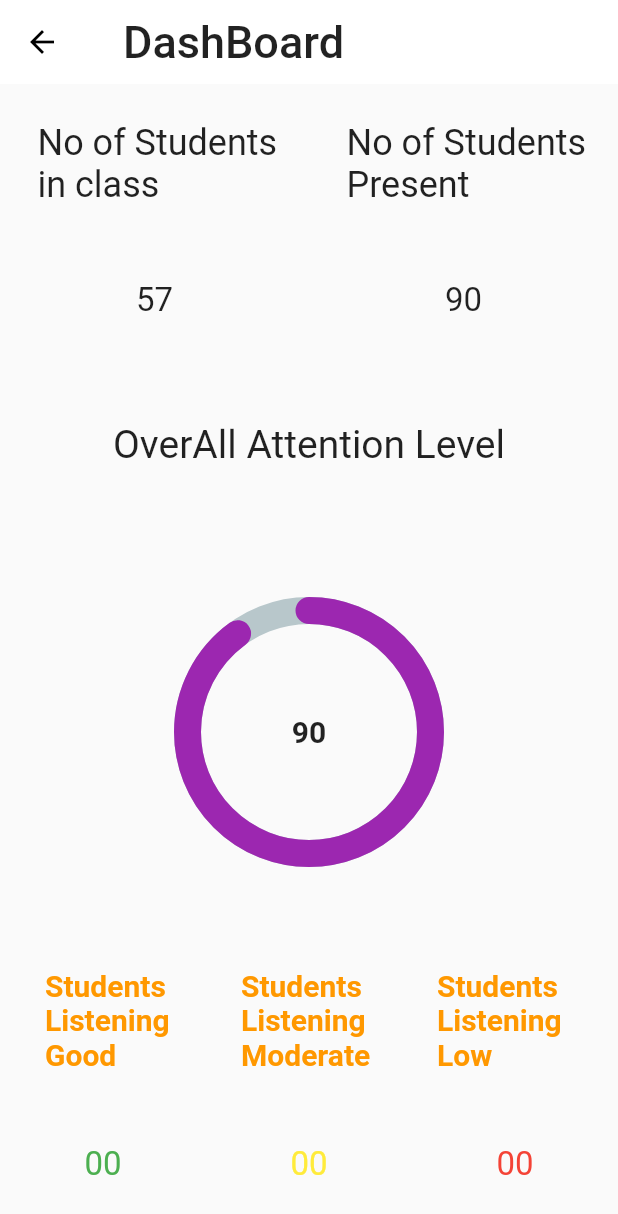
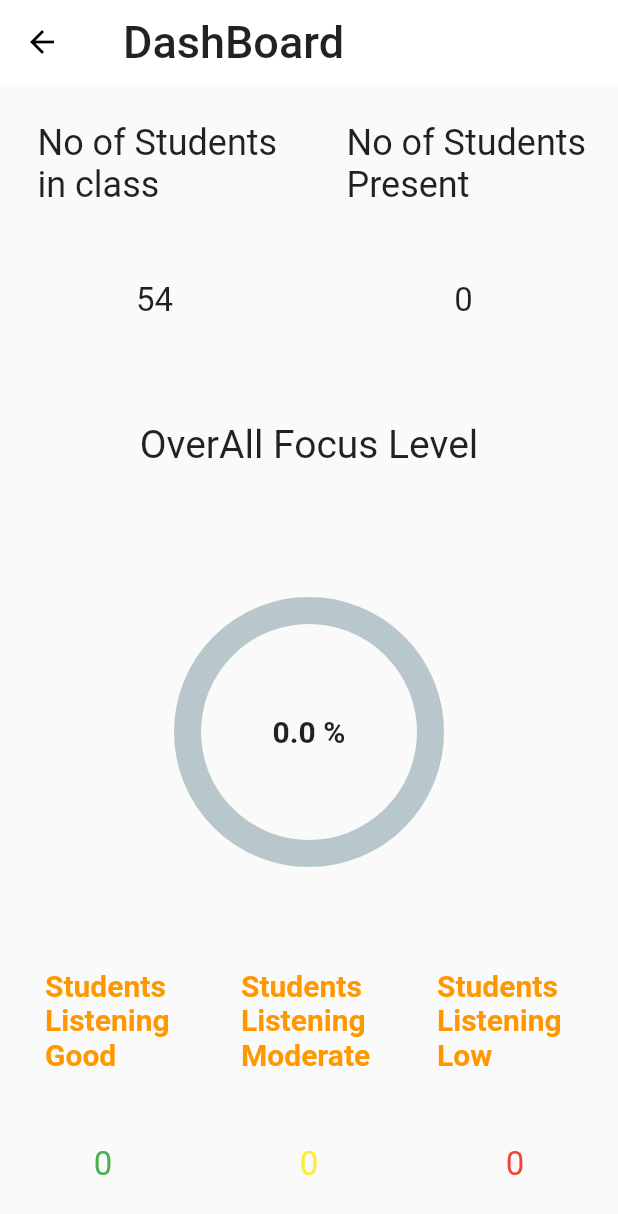
Before and after one commit to Dhanushkumar-M/Attention_Monitor_Staff_Module, a Flutter app: the Dashboard screen opened directly, on a phone screen of 412 x 824 dp. Shown: the top 1214 px of the screen. Run offline on Flutter 3.47's test engine with Material 2 defaults, Android fonts, the phone set to English and light mode, and no system bars; drawn by our look-alikes of percent_indicator; our stand-ins replace firebase_auth, firebase_core, firebase_database, flutter_signin_button, google_sign_in; accounts and stored records are empty.

Commit message:
Total Completion

```diff
--- a/lib/Constant/Constant.dart
+++ b/lib/Constant/Constant.dart
@@ -2,3 +2,5 @@ String ANIMATED_SPLASH = '/SplashScreen', HOME_SCREEN = '/HomePage';
 // PHOTO_CONTAINER_SCREEN = '/PhotoContainerScreen',
 //VIDEO_CONTAINER_SCREEN = '/VideoContainerScreen',
 //ALBUM_CONTAINER_SCREEN = '/AlbumContainerScreen';
+int count = 0;
+var data = [];
--- a/lib/Screens/Dashborad.dart
+++ b/lib/Screens/Dashborad.dart
@@ -1,7 +1,6 @@
+import 'package:authentification/Constant/Constant.dart';
 import 'package:firebase_database/firebase_database.dart';
 import 'package:flutter/material.dart';
-import 'package:firebase_auth/firebase_auth.dart';
-
 import 'package:percent_indicator/percent_indicator.dart';
 
 class Dashboard extends StatefulWidget {
@@ -9,14 +8,75 @@ class Dashboard extends StatefulWidget {
   _DashboardState createState() => _DashboardState();
 }
 
+final reference = FirebaseDatabase.instance.reference().child('DataStore');
+
 class _DashboardState extends State<Dashboard> {
-  DatabaseReference reference =
-      FirebaseDatabase.instance.reference().child('DataStore');
-  List<Map<dynamic, dynamic>> lists = [];
+  int att = 0, medi = 0;
 
-  int stdPresent = 90;
-  int stdClass = 0;
-  int good, low, medium = 0;
+  @override
+  void initState() {
+    super.initState();
+  }
+
+  double overall() {
+    int att = 0, medi = 0;
+    for (int i = 0; i < data.length; i++) {
+      if (int.parse(data[i]["attention_Level"]) > 0) {
+        att += int.parse(data[i]["attention_Level"]);
+      }
+    }
+    for (int i = 0; i < data.length; i++) {
+      if (int.parse(data[i]["meditation_Level"]) > 0) {
+        medi += int.parse(data[i]["meditation_Level"]);
+      }
+    }
+    double mean = (att + medi) / 4;
+
+    return mean;
+  }
+
+  int Good() {
+    int counter = 0;
+    for (int i = 0; i < data.length; i++) {
+      if (int.parse(data[i]["attention_Level"]) +
+              int.parse(data[i]["meditation_Level"]) >
+          120) {
+        counter += 1;
+      }
+    }
+    return counter;
+  }
+
+  int Medium() {
+    int counter = 0;
+    for (int i = 0; i < data.length; i++) {
+      if ((int.parse(data[i]["attention_Level"]) +
+                  int.parse(data[i]["meditation_Level"])) >
+              80 &&
+          (int.parse(data[i]["attention_Level"]) +
+                  int.parse(data[i]["meditation_Level"])) <
+              120) {
+        counter += 1;
+      }
+    }
+    return counter;
+  }
+
+  int Low() {
+    int counter = 0;
+    for (int i = 0; i < data.length; i++) {
+      if (int.parse(data[i]["attention_Level"]) +
+              int.parse(data[i]["meditation_Level"]) <
+          80) {
+        counter += 1;
+      }
+    }
+    return counter;
+  }
+
+  int stdPresent = count;
+  int stdClass = 54;
+
   @override
   Widget build(BuildContext context) {
     return SafeArea(
@@ -67,7 +127,7 @@ class _DashboardState extends State<Dashboard> {
                   Expanded(
                       child: Center(
                     child: Text(
-                      "57",
+                      stdClass.toString(),
                       style: TextStyle(fontSize: 22),
                     ),
                   )),
@@ -84,7 +144,7 @@ class _DashboardState extends State<Dashboard> {
                 child: Container(
                   alignment: Alignment.bottomLeft,
                   child: Center(
-                    child: Text('OverAll Attention Level',
+                    child: Text('OverAll Focus Level',
                         style: TextStyle(
                           fontSize: 26,
                         )),
@@ -98,9 +158,9 @@ class _DashboardState extends State<Dashboard> {
                   radius: 180.0,
                   lineWidth: 18.0,
                   animation: true,
-                  percent: stdPresent / 100,
+                  percent: overall() / 100,
                   center: new Text(
-                    stdPresent.toString(),
+                    overall().toString() + " %",
                     style: new TextStyle(
                         fontWeight: FontWeight.bold, fontSize: 20.0),
                   ),
@@ -159,21 +219,21 @@ class _DashboardState extends State<Dashboard> {
                   Expanded(
                       child: Center(
                     child: Text(
-                      "00",
+                      Good().toString(),
                       style: TextStyle(fontSize: 22, color: Colors.green),
                     ),
                   )),
                   Expanded(
                       child: Center(
                     child: Text(
-                      "00",
+                      Medium().toString(),
                       style: TextStyle(fontSize: 22, color: Colors.yellow),
                     ),
                   )),
                   Expanded(
                       child: Center(
                     child: Text(
-                      "00",
+                      Low().toString(),
                       style: TextStyle(fontSize: 22, color: Colors.red),
                     ),
                   ))
--- a/lib/Screens/Students.dart
+++ b/lib/Screens/Students.dart
@@ -1,6 +1,6 @@
+import 'package:authentification/Constant/Constant.dart';
+import 'package:firebase_database/firebase_database.dart';
 import 'package:flutter/material.dart';
-
-import 'package:firebase_database/firebase_database.dart';
 
 class Students extends StatefulWidget {
   @override
@@ -94,6 +94,8 @@ class _StudentsState extends State<Students> {
                         values.forEach((key, values) {
                           lists.add(values);
                         });
+                        count = lists.length;
+                        data = lists;
                         return new ListView.builder(
                             shrinkWrap: true,
                             itemCount: lists.length,
@@ -120,42 +122,6 @@ class _StudentsState extends State<Students> {
                       }
                       return CircularProgressIndicator();
                     }),
-                // StreamBuilder(
-                //   stream: reference.onValue,
-                //   builder: (context, AsyncSnapshot snapshot) {
-                //     if (snapshot.hasData) {
-                //       lists.clear();
-                //       Map<dynamic, dynamic> values = snapshot.data.value;
-                //       values.forEach((key, values) {
-                //         lists.add(values);
-                //       });
-                //       return new ListView.builder(
-                //           physics: const AlwaysScrollableScrollPhysics(),
-                //           itemCount: lists.length,
-                //           itemBuilder: (BuildContext context, int index) {
-                //             return Card(
-                //               child: Column(
-                //                 crossAxisAlignment: CrossAxisAlignment.start,
-                //                 children: <Widget>[
-                //                   Row(
-                //                     crossAxisAlignment:
-                //                         CrossAxisAlignment.center,
-                //                     mainAxisAlignment:
-                //                         MainAxisAlignment.spaceBetween,
-                //                     children: [
-                //                       Text(lists[index]["name"]),
-                //                       Text(lists[index]["attention_Level"]),
-                //                       Text(lists[index]["meditation_Level"]),
-                //                     ],
-                //                   ),
-                //                 ],
-                //               ),
-                //             );
-                //           });
-                //     }
-                //     return CircularProgressIndicator();
-                //   },
-                // )
               ],
             ),
           )),
```
